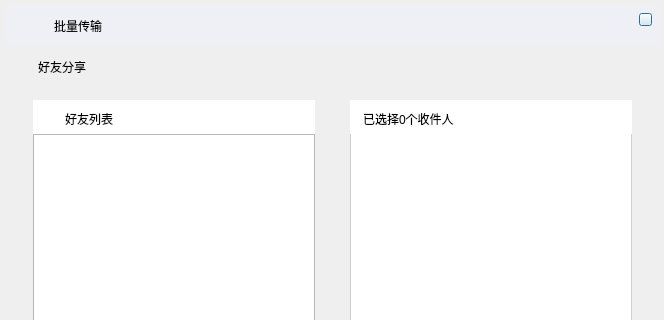
Above: groupsenddialog.ui from HustGw/CLLLLLLLSAFFFFFEWINN before the change; both pictures show x 0 to 664 and y 0 to 320 of the 664 by 510 pixel window. Below: the same form after it.
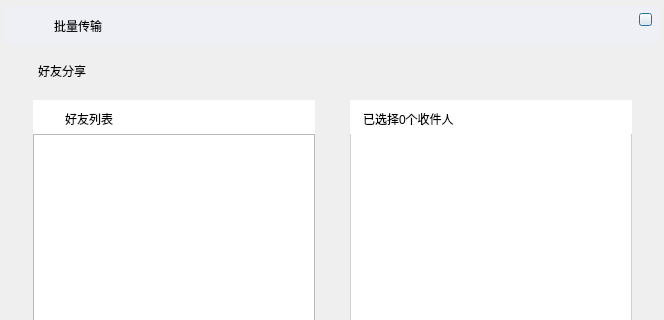
That is the form after the change. Icons and pictures are not drawn.

Patch:
```diff
--- a/groupsenddialog.ui
+++ b/groupsenddialog.ui
@@ -19,7 +19,7 @@
      <x>38</x>
      <y>59</y>
      <width>587</width>
-     <height>16</height>
+     <height>24</height>
     </rect>
    </property>
    <property name="styleSheet">
```
